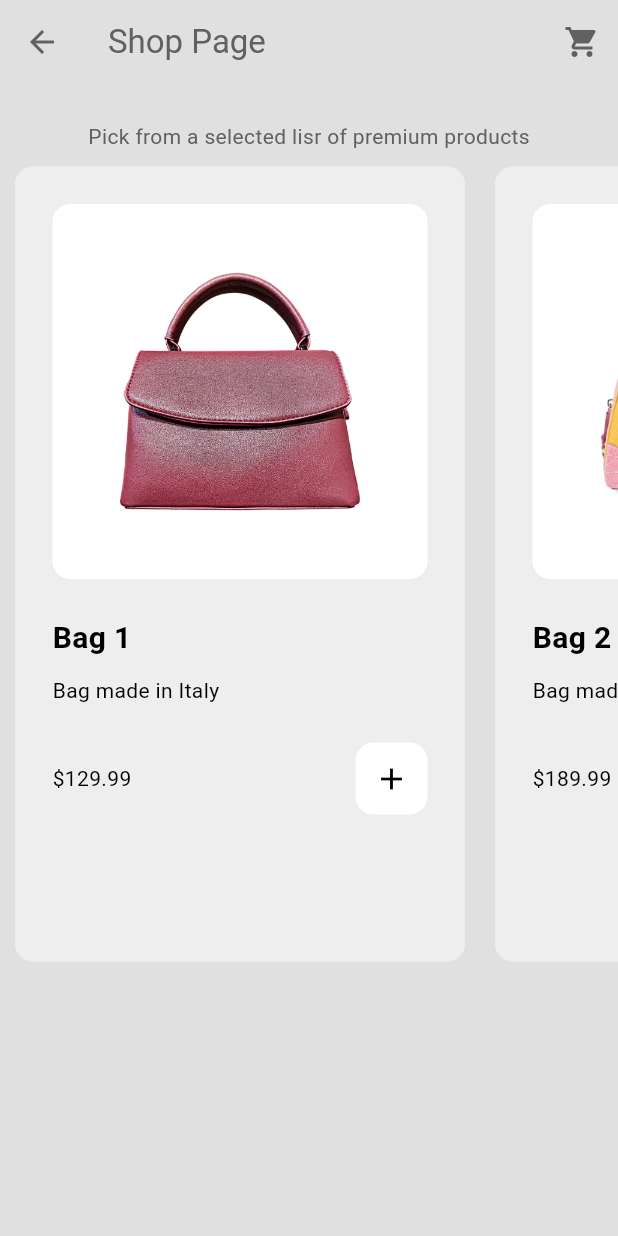
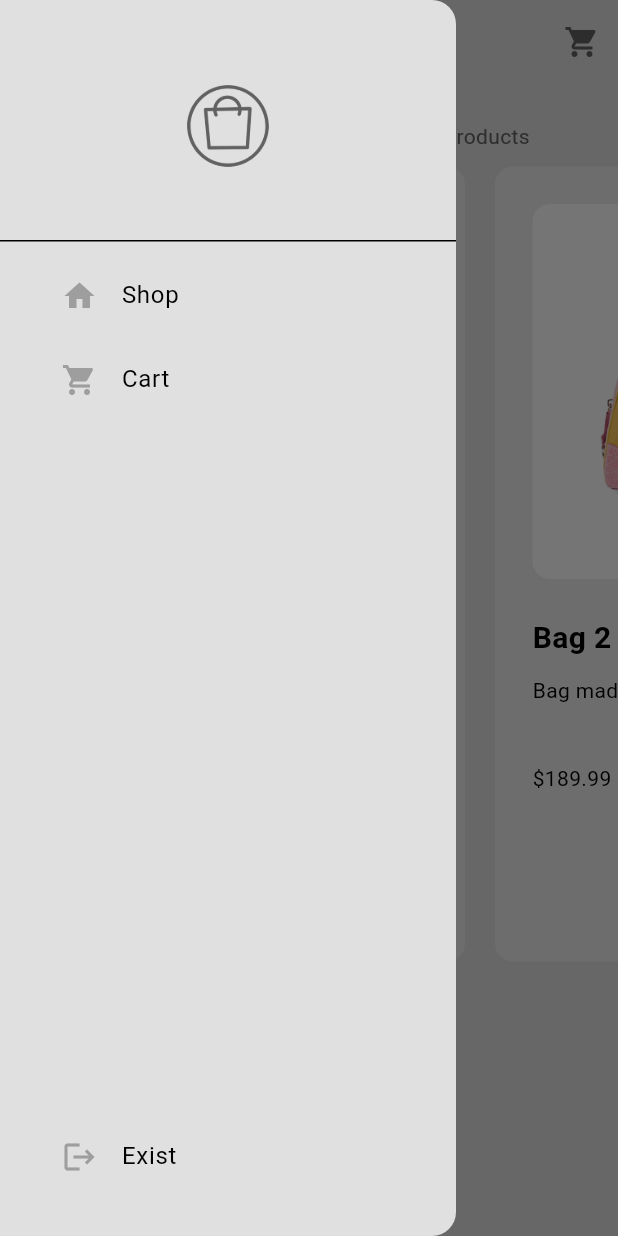
Before and after one commit to Codewithjalloh/app_three_ecommerce, a Flutter app: the ShopPage screen opened by its route, with the side drawer open (before the commit the screen has no drawer), on a phone screen of 412 x 824 dp. Run offline on Flutter 3.47's test engine with Material 3 defaults, Android fonts, the phone set to English and light mode, and no system bars.

Commit message:
updated drawer and tiles

```diff
--- a/lib/components/my_drawer.dart
+++ b/lib/components/my_drawer.dart
@@ -0,0 +1,61 @@
+import 'package:app_three_ecommerce/components/my_list_tile.dart';
+import 'package:flutter/material.dart';
+
+class MyDrawer extends StatelessWidget {
+  const MyDrawer({super.key});
+
+  @override
+  Widget build(BuildContext context) {
+    return Drawer(
+      backgroundColor: Theme.of(context).colorScheme.surface,
+      child: Column(
+        mainAxisAlignment: MainAxisAlignment.spaceBetween,
+        children: [
+          Column(
+            children: [
+              // Drawer header logo
+              DrawerHeader(
+                child: Center(
+                  child: Image.asset(
+                    "assets/logo.png",
+                    color: Theme.of(context).colorScheme.inversePrimary,
+                  ),
+                ),
+              ),
+
+              // shop title
+              MyListTile(
+                text: "Shop",
+                icon: Icons.home,
+                onTap: () => Navigator.pop(context),
+              ),
+
+              // cart tile
+              MyListTile(
+                text: "Cart",
+                icon: Icons.shopping_cart,
+                onTap: () {
+                  // pop drawer first
+                  Navigator.pop(context);
+
+                  // goto cart page
+                  Navigator.pushNamed(context, "/cart_page");
+                },
+              ),
+            ],
+          ),
+          // exsit shop tile
+          Padding(
+            padding: EdgeInsets.only(bottom: 25.0),
+            child: MyListTile(
+              text: "Exist",
+              icon: Icons.logout,
+              onTap: () => Navigator.pushNamedAndRemoveUntil(
+                  context, "/intro_page", (route) => false),
+            ),
+          )
+        ],
+      ),
+    );
+  }
+}
--- a/lib/components/my_list_tile.dart
+++ b/lib/components/my_list_tile.dart
@@ -1 +1,29 @@
 import 'package:flutter/material.dart';
+
+class MyListTile extends StatelessWidget {
+  final String text;
+  final IconData icon;
+  final void Function()? onTap;
+
+  MyListTile({
+    super.key,
+    required this.text,
+    required this.icon,
+    required this.onTap,
+  });
+
+  @override
+  Widget build(BuildContext context) {
+    return Padding(
+      padding: EdgeInsets.only(left: 25.0),
+      child: ListTile(
+        leading: Icon(
+          icon,
+          color: Colors.grey,
+        ),
+        title: Text(text),
+        onTap: onTap,
+      ),
+    );
+  }
+}
--- a/lib/pages/shop_page.dart
+++ b/lib/pages/shop_page.dart
@@ -1,3 +1,4 @@
+import 'package:app_three_ecommerce/components/my_drawer.dart';
 import 'package:app_three_ecommerce/models/shop.dart';
 import 'package:flutter/material.dart';
 import 'package:provider/provider.dart';
@@ -26,6 +27,7 @@ class ShopPage extends StatelessWidget {
           ),
         ],
       ),
+      drawer: MyDrawer(),
       body: ListView(
         children: [
           SizedBox(
```
